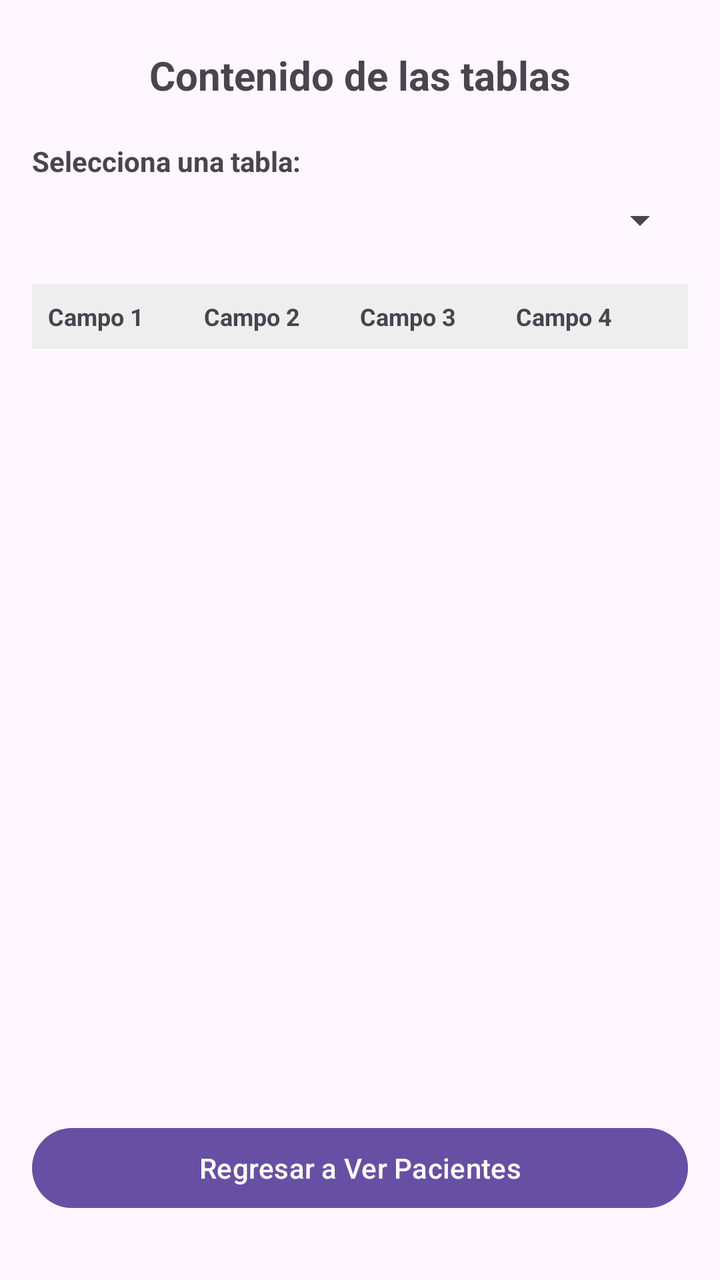
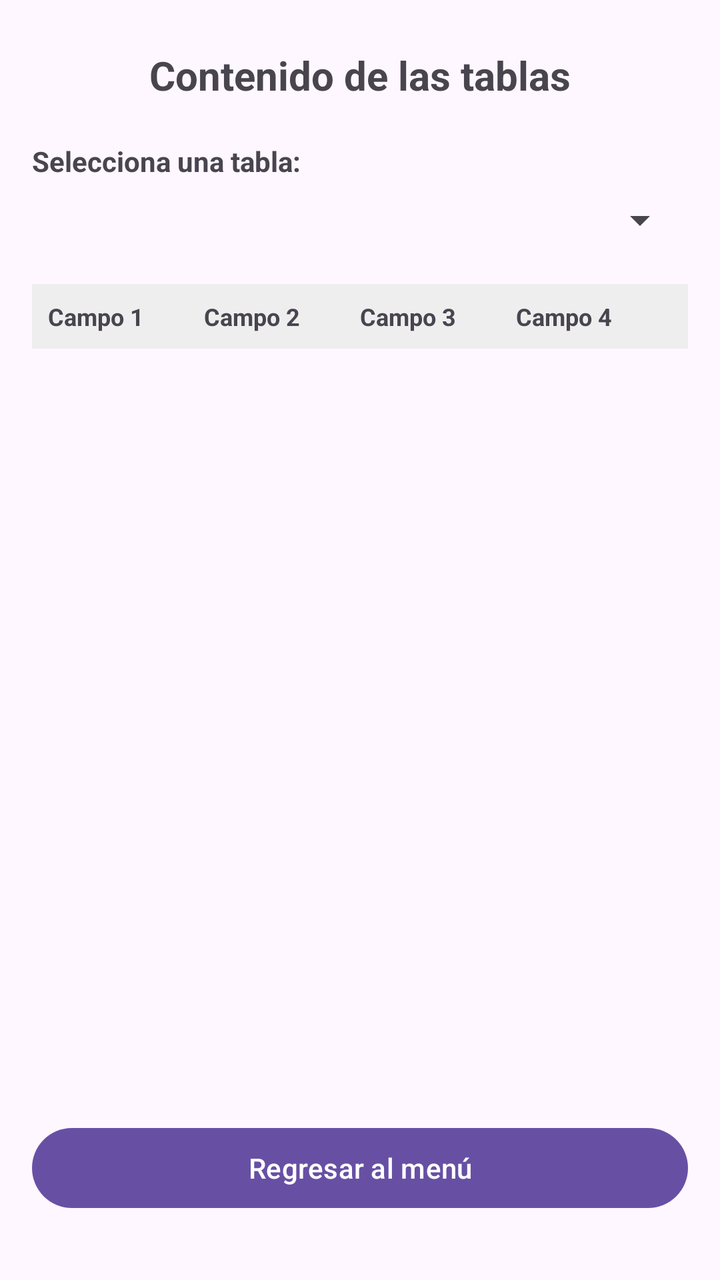

Compare the two renders of this Android layout. The source of the first and the diff that turns it into the second are given below.
<!-- AndroidManifest.xml: application theme Theme.ProyectoTheProyect -->
<!-- res/layout/activity_ver_tablas.xml -->
<?xml version="1.0" encoding="utf-8"?>
<androidx.constraintlayout.widget.ConstraintLayout
    xmlns:android="http://schemas.android.com/apk/res/android"
    xmlns:app="http://schemas.android.com/apk/res-auto"
    xmlns:tools="http://schemas.android.com/tools"
    android:id="@+id/main"
    android:layout_width="match_parent"
    android:layout_height="match_parent"
    android:padding="16dp"
    tools:context=".VerTablasActivity">

    <TextView
        android:id="@+id/tvTituloTablas"
        android:layout_width="wrap_content"
        android:layout_height="wrap_content"
        android:text="Contenido de las tablas"
        android:textSize="20sp"
        android:textStyle="bold"
        app:layout_constraintTop_toTopOf="parent"
        app:layout_constraintStart_toStartOf="parent"
        app:layout_constraintEnd_toEndOf="parent"
        android:layout_marginTop="8dp"/>

    <TextView
        android:id="@+id/lblSeleccionTabla"
        android:layout_width="wrap_content"
        android:layout_height="wrap_content"
        android:text="Selecciona una tabla:"
        android:textStyle="bold"
        app:layout_constraintTop_toBottomOf="@id/tvTituloTablas"
        app:layout_constraintStart_toStartOf="parent"
        android:layout_marginTop="20dp"/>

    <Spinner
        android:id="@+id/spinnerTablas"
        android:layout_width="0dp"
        android:layout_height="wrap_content"
        app:layout_constraintTop_toBottomOf="@id/lblSeleccionTabla"
        app:layout_constraintStart_toStartOf="parent"
        app:layout_constraintEnd_toEndOf="parent"
        android:layout_marginTop="8dp"/>

    <LinearLayout
        android:id="@+id/layoutEncabezados"
        android:layout_width="0dp"
        android:layout_height="wrap_content"
        android:orientation="horizontal"
        android:background="#EEEEEE"
        android:padding="8dp"
        app:layout_constraintTop_toBottomOf="@id/spinnerTablas"
        app:layout_constraintStart_toStartOf="parent"
        app:layout_constraintEnd_toEndOf="parent"
        android:layout_marginTop="20dp">

        <TextView
            android:id="@+id/tvColHead1"
            android:layout_width="0dp"
            android:layout_height="wrap_content"
            android:layout_weight="1"
            android:text="Campo 1"
            android:textStyle="bold"
            android:textSize="12sp"/>

        <TextView
            android:id="@+id/tvColHead2"
            android:layout_width="0dp"
            android:layout_height="wrap_content"
            android:layout_weight="1"
            android:text="Campo 2"
            android:textStyle="bold"
            android:textSize="12sp"/>

        <TextView
            android:id="@+id/tvColHead3"
            android:layout_width="0dp"
            android:layout_height="wrap_content"
            android:layout_weight="1"
            android:text="Campo 3"
            android:textStyle="bold"
            android:textSize="12sp"/>

        <TextView
            android:id="@+id/tvColHead4"
            android:layout_width="0dp"
            android:layout_height="wrap_content"
            android:layout_weight="1"
            android:text="Campo 4"
            android:textStyle="bold"
            android:textSize="12sp"/>

    </LinearLayout>

    <TextView
        android:id="@+id/tvTablaVacia"
        android:layout_width="wrap_content"
        android:layout_height="wrap_content"
        android:text="Esta tabla no tiene registros"
        android:textColor="#888888"
        android:visibility="gone"
        app:layout_constraintTop_toBottomOf="@id/layoutEncabezados"
        app:layout_constraintStart_toStartOf="parent"
        app:layout_constraintEnd_toEndOf="parent"
        android:layout_marginTop="24dp"/>

    <androidx.recyclerview.widget.RecyclerView
        android:id="@+id/rvContenidoTabla"
        android:layout_width="0dp"
        android:layout_height="0dp"
        app:layout_constraintTop_toBottomOf="@id/layoutEncabezados"
        app:layout_constraintStart_toStartOf="parent"
        app:layout_constraintEnd_toEndOf="parent"
        app:layout_constraintBottom_toTopOf="@id/btnVolverVerPacientes"
        android:layout_marginTop="4dp"
        android:layout_marginBottom="16dp"
        tools:listitem="@layout/item_fila_tabla" />

    
    <Button
        android:id="@+id/btnVolverVerPacientes"
        android:layout_width="0dp"
        android:layout_height="wrap_content"
        android:text="Regresar a Ver Pacientes"
        app:layout_constraintBottom_toBottomOf="parent"
        app:layout_constraintStart_toStartOf="parent"
        app:layout_constraintEnd_toEndOf="parent"
        android:layout_marginBottom="16dp"/>

</androidx.constraintlayout.widget.ConstraintLayout>
<!-- res/layout/item_fila_tabla.xml (included above) -->
<?xml version="1.0" encoding="utf-8"?>
<LinearLayout
    xmlns:android="http://schemas.android.com/apk/res/android"
    android:id="@+id/llFila"
    android:layout_width="match_parent"
    android:layout_height="wrap_content"
    android:orientation="horizontal"
    android:padding="10dp"
    android:background="?android:attr/selectableItemBackground">

    <TextView
        android:id="@+id/tvCol1"
        android:layout_width="0dp"
        android:layout_height="wrap_content"
        android:layout_weight="1"
        android:text="--"
        android:textSize="13sp"/>

    <TextView
        android:id="@+id/tvCol2"
        android:layout_width="0dp"
        android:layout_height="wrap_content"
        android:layout_weight="1"
        android:text="--"
        android:textSize="13sp"/>

    <TextView
        android:id="@+id/tvCol3"
        android:layout_width="0dp"
        android:layout_height="wrap_content"
        android:layout_weight="1"
        android:text="--"
        android:textSize="13sp"/>

    <TextView
        android:id="@+id/tvCol4"
        android:layout_width="0dp"
        android:layout_height="wrap_content"
        android:layout_weight="1"
        android:text="--"
        android:textSize="13sp"/>

</LinearLayout>
<!-- resources referenced by this layout -->
<resources>
  <style name="Theme.ProyectoTheProyect" parent="Base.Theme.ProyectoTheProyect" />
  <style name="Base.Theme.ProyectoTheProyect" parent="Theme.Material3.DayNight.NoActionBar">
          
          
      </style>
</resources>

<!-- the commit's change to res/layout/activity_ver_tablas.xml (unified diff, before → after) -->
@@ -109,17 +109,17 @@
         app:layout_constraintTop_toBottomOf="@id/layoutEncabezados"
         app:layout_constraintStart_toStartOf="parent"
         app:layout_constraintEnd_toEndOf="parent"
-        app:layout_constraintBottom_toTopOf="@id/btnVolverVerPacientes"
+        app:layout_constraintBottom_toTopOf="@id/btnVolverMenu"
         android:layout_marginTop="4dp"
         android:layout_marginBottom="16dp"
         tools:listitem="@layout/item_fila_tabla" />
 
     
     <Button
-        android:id="@+id/btnVolverVerPacientes"
+        android:id="@+id/btnVolverMenu"
         android:layout_width="0dp"
         android:layout_height="wrap_content"
-        android:text="Regresar a Ver Pacientes"
+        android:text="Regresar al menú"
         app:layout_constraintBottom_toBottomOf="parent"
         app:layout_constraintStart_toStartOf="parent"
         app:layout_constraintEnd_toEndOf="parent"
